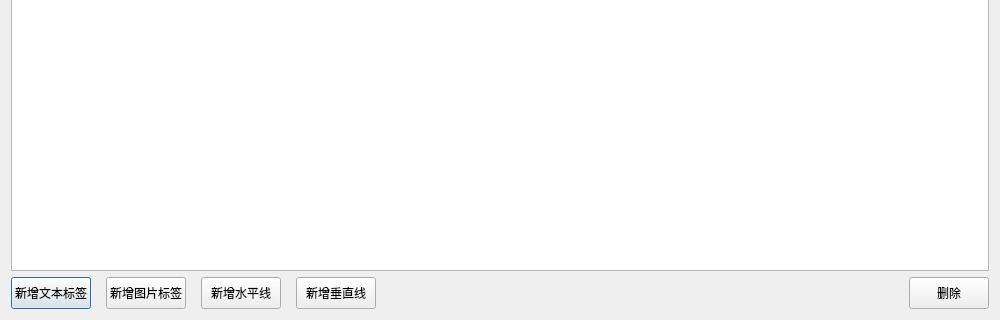
Above: DialogLabelEdit.ui from wlffeng2008/AkkoLabelPrinter before the change; both pictures show x 0 to 1000 and y 480 to 800 of the 1000 by 800 pixel window. Below: the same form after it.
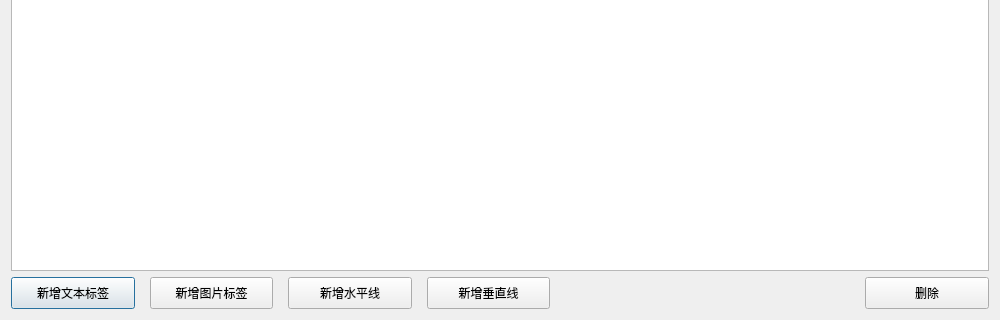
That is the form after the change.

What changed in the file:
```diff
--- a/DialogLabelEdit.ui
+++ b/DialogLabelEdit.ui
@@ -89,9 +89,12 @@
        <property name="orientation">
         <enum>Qt::Horizontal</enum>
        </property>
+       <property name="sizeType">
+        <enum>QSizePolicy::Fixed</enum>
+       </property>
        <property name="sizeHint" stdset="0">
         <size>
-         <width>40</width>
+         <width>300</width>
          <height>20</height>
         </size>
        </property>
```
